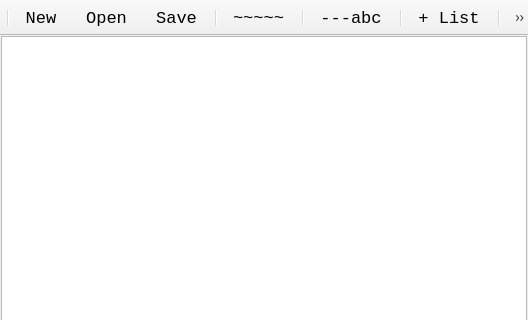
Maxym-Dmytriiev/noteitpad, file editorwindow.ui: the form before one commit; both pictures show x 0 to 528 and y 0 to 320 of the 528 by 615 pixel window.
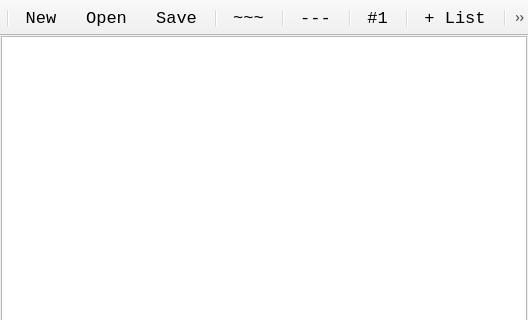
The form after the commit. Icons and pictures are not drawn.

Commit message:
Lecture markdown
Feature allows you to mark new lecture. Program adds date automatically,
so you'll be able to find it easily

```diff
--- a/editorwindow.ui
+++ b/editorwindow.ui
@@ -154,17 +154,18 @@
    <addaction name="separator"/>
    <addaction name="actionHeader"/>
    <addaction name="separator"/>
+   <addaction name="actionLecture"/>
+   <addaction name="separator"/>
    <addaction name="actionList"/>
    <addaction name="separator"/>
    <addaction name="actionNumberedList"/>
    <addaction name="separator"/>
    <addaction name="actionHelp"/>
-   <addaction name="separator"/>
   </widget>
   <widget class="QStatusBar" name="statusBar"/>
   <action name="actionLineTildas">
    <property name="text">
-    <string>~~~~~</string>
+    <string>~~~</string>
    </property>
    <property name="toolTip">
     <string>Inserts a full line of &quot;~&quot; symbols</string>
@@ -175,7 +176,7 @@
   </action>
   <action name="actionHeader">
    <property name="text">
-    <string>---abc</string>
+    <string>---</string>
    </property>
    <property name="toolTip">
     <string>Starts a header line</string>
@@ -274,6 +275,17 @@
     <string>Alt+S</string>
    </property>
   </action>
+  <action name="actionLecture">
+   <property name="text">
+    <string>#1</string>
+   </property>
+   <property name="toolTip">
+    <string>Start a new lecture</string>
+   </property>
+   <property name="shortcut">
+    <string>Alt+3</string>
+   </property>
+  </action>
  </widget>
  <layoutdefault spacing="6" margin="11"/>
  <resources>
```
The commit also changes 2 other files.
